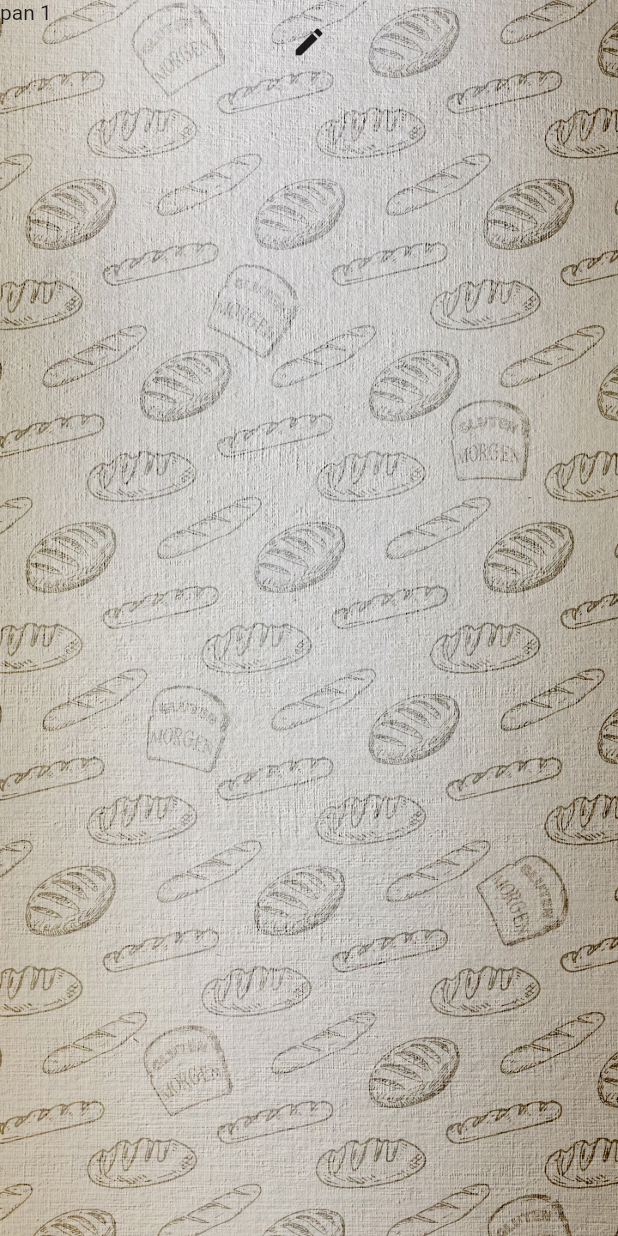
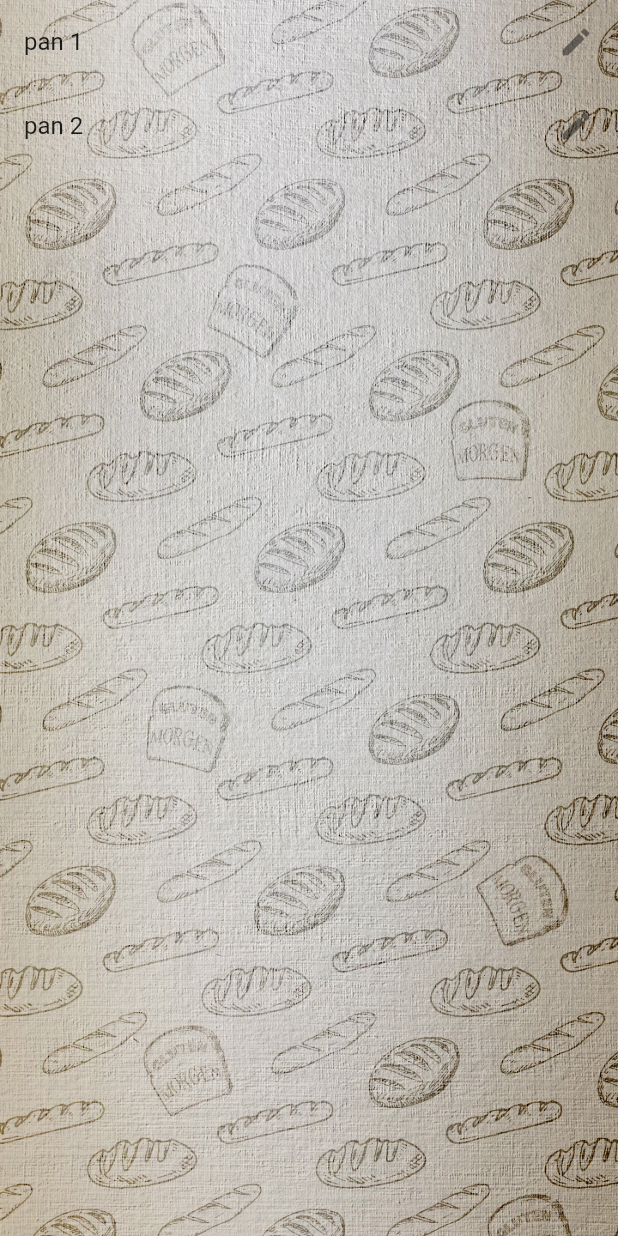
Before and after one commit to juanchiriera/bread_calculator, a Flutter app: the screen it shows after launch, on a phone screen of 412 x 824 dp. Run offline on Flutter 3.47's test engine with Material 2 defaults, Android fonts, the phone set to English and light mode, and no system bars; missing offline and left inert: dart:ffi.

Commit message:
lists loading OK

```diff
--- a/lib/Home.dart
+++ b/lib/Home.dart
@@ -44,11 +44,6 @@ class _MyHomePageState extends State<Home> {
                 )));
   }
 
-  Future selectItem({title}) async {
-    Navigator.push(
-        context, MaterialPageRoute(builder: (context) => RecipeeWidget()));
-  }
-
   List<Recipee> parseJson(String response) {
     if (response == null) {
       return [];
@@ -68,16 +63,11 @@ class RecipeeList extends StatelessWidget {
     return new ListView.builder(
         itemCount: recipees == null ? 0 : recipees.length,
         itemBuilder: (BuildContext context, int index) {
-          return new Container(
-            child: new Center(
-              child: new Column(
-                crossAxisAlignment: CrossAxisAlignment.stretch,
-                children: <Widget>[
-                  new Text(recipees[index].name),
-                  new Icon(Icons.edit)
-                ],
-              ),
-            ),
+          return new ListTile(
+              title: Text(recipees[index].name),
+              trailing:
+                  new Icon(Icons.edit),
+              onTap: () {Navigator.push(context, MaterialPageRoute(builder: (context) => RecipeeWidget(name: recipees[index].name, ingredients: recipees[index].ingredients,)));}
           );
         });
   }
--- a/lib/Ingredient.dart
+++ b/lib/Ingredient.dart
@@ -2,14 +2,14 @@ import 'dart:ffi';
 
 class Ingredient {
   final String name;
-  final Float quantity;
+  final double quantity;
 
   Ingredient({this.name, this.quantity});
 
   factory Ingredient.fromJson(Map<String, dynamic> json) {
     return new Ingredient(
       name: json['name'] as String,
-      quantity: json['qt'] as Float
+      quantity: json['qty'] as double
       );
   }
 }
```
Also changed, not shown: assets/recipees.json (+15 -2 lines), lib/Recipee.dart (+47 -10 lines).
